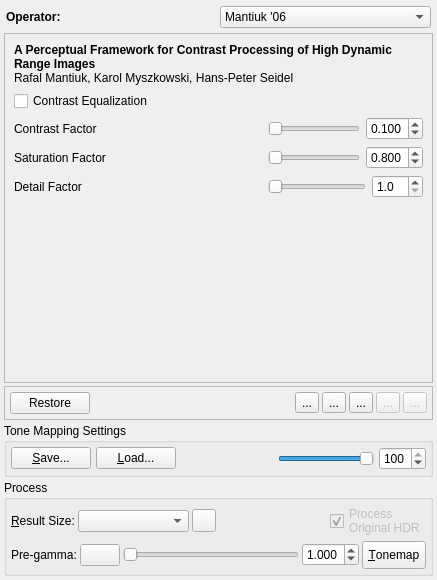
This is forms/TonemappingPanel.ui in LuminanceHDR/LuminanceHDR as Qt 5 draws it before an edit. The edited form follows.
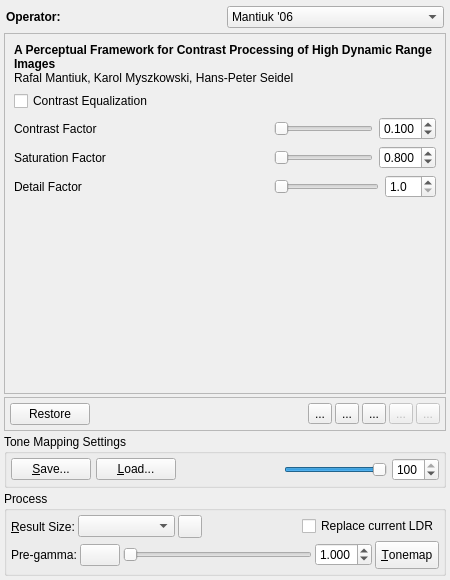
This is the edited form. Icons and pictures are not drawn.

Commit message: [MainWindow]: Added option to replace current LDR after tonemapping instead of creating a new tab.

Patch:
```diff
--- a/forms/TonemappingPanel.ui
+++ b/forms/TonemappingPanel.ui
@@ -6,7 +6,7 @@
    <rect>
     <x>0</x>
     <y>0</y>
-    <width>437</width>
+    <width>450</width>
     <height>580</height>
    </rect>
   </property>
@@ -2421,19 +2421,9 @@
              </spacer>
             </item>
             <item>
-             <widget class="QCheckBox" name="checkBoxOriginal">
-              <property name="enabled">
-               <bool>false</bool>
-              </property>
-              <property name="toolTip">
-               <string>If checked process the original HDR image, if not process the previously tonemapped image</string>
-              </property>
+             <widget class="QCheckBox" name="replaceLdrCheckBox">
               <property name="text">
-               <string>Process
-Original HDR</string>
-              </property>
-              <property name="checked">
-               <bool>true</bool>
+               <string>Replace current LDR</string>
               </property>
              </widget>
             </item>
```
The commit also changes 3 other files.
